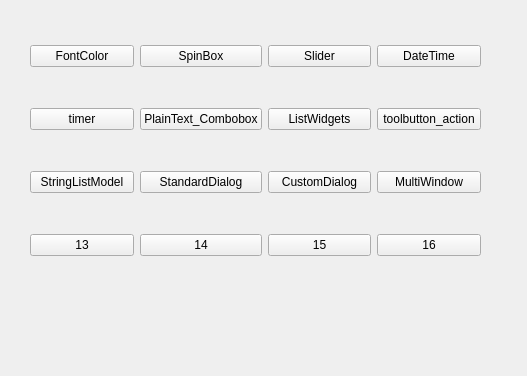
This is src/QT_Demo/entry_form.ui in dbase/QT_Demo as Qt 5 draws it before an edit. The edited form follows.
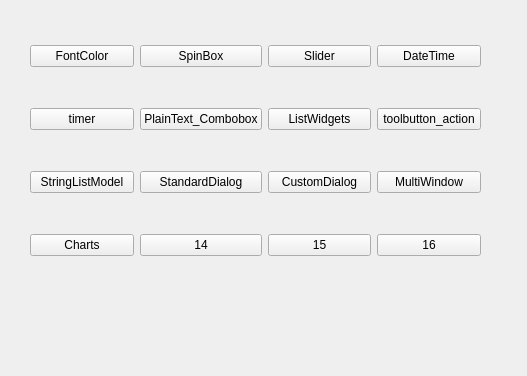
This is the edited form.

Commit message: QT_Demo版本：显示Charts图表控件

Diff of the .ui file:
```diff
--- a/src/QT_Demo/entry_form.ui
+++ b/src/QT_Demo/entry_form.ui
@@ -110,7 +110,7 @@
     <item row="3" column="0">
      <widget class="QPushButton" name="btn13">
       <property name="text">
-       <string>13</string>
+       <string>Charts</string>
       </property>
      </widget>
     </item>
```
The commit also changes 6 other files.
